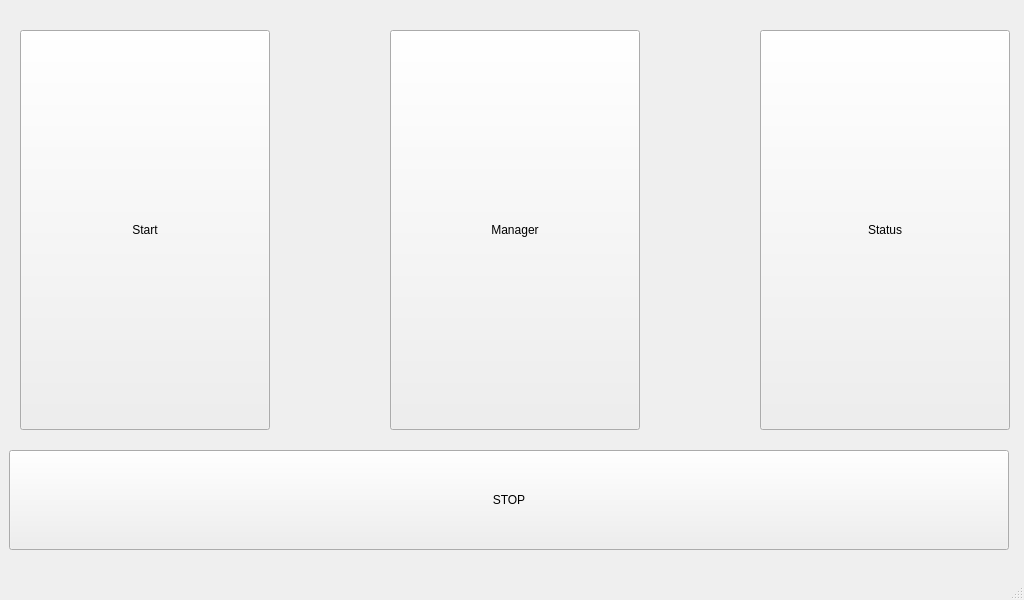
The window that ui_workspace/home.ui (chohs1221/Capstone_Project) describes before a commit, drawn with Qt 5.
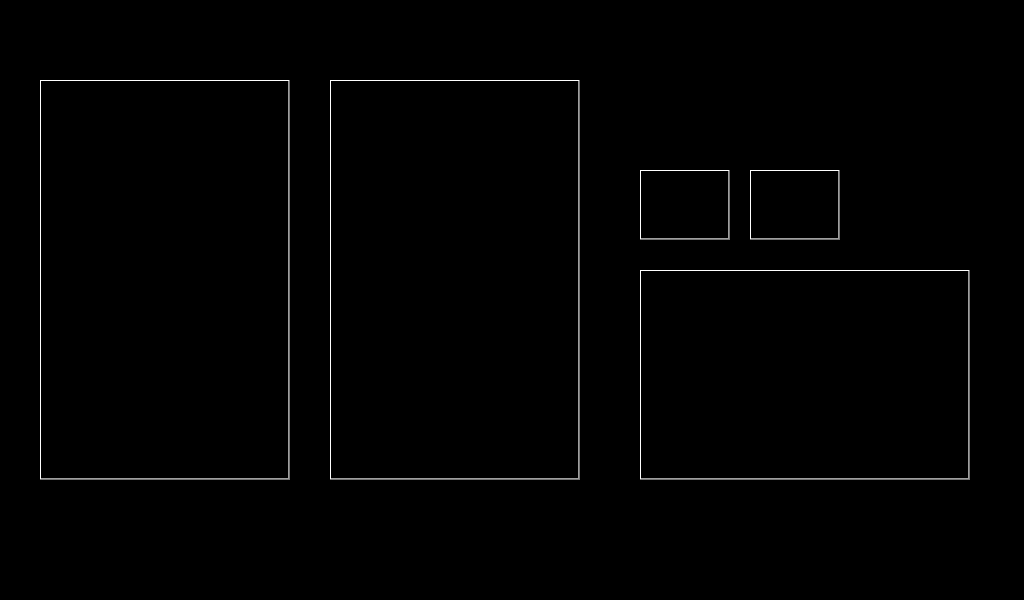
The same window after the commit. Icons and pictures are not drawn.

Patch:
```diff
--- a/ui_workspace/home.ui
+++ b/ui_workspace/home.ui
@@ -16,12 +16,15 @@
   <property name="windowTitle">
    <string>MainWindow</string>
   </property>
+  <property name="styleSheet">
+   <string notr="true">background-color: qlineargradient(spread:pad, x1:1, y1:1, x2:1, y2:1, stop:0 rgba(0, 0, 0, 255), stop:1 rgba(255, 255, 255, 255));</string>
+  </property>
   <widget class="QWidget" name="centralwidget">
    <widget class="QPushButton" name="q_btn_manager">
     <property name="geometry">
      <rect>
-      <x>390</x>
-      <y>30</y>
+      <x>330</x>
+      <y>80</y>
       <width>250</width>
       <height>400</height>
      </rect>
@@ -33,14 +36,14 @@
      <string notr="true"/>
     </property>
     <property name="text">
-     <string>Manager</string>
+     <string/>
     </property>
    </widget>
    <widget class="QPushButton" name="q_btn_start">
     <property name="geometry">
      <rect>
-      <x>20</x>
-      <y>30</y>
+      <x>40</x>
+      <y>80</y>
       <width>250</width>
       <height>400</height>
      </rect>
@@ -52,39 +55,166 @@
      <string notr="true"/>
     </property>
     <property name="text">
-     <string>Start</string>
-    </property>
-   </widget>
-   <widget class="QPushButton" name="q_btn_status">
-    <property name="geometry">
-     <rect>
-      <x>760</x>
-      <y>30</y>
-      <width>250</width>
-      <height>400</height>
-     </rect>
-    </property>
-    <property name="cursor">
-     <cursorShape>BlankCursor</cursorShape>
-    </property>
-    <property name="text">
-     <string>Status</string>
+     <string/>
     </property>
    </widget>
    <widget class="QPushButton" name="q_btn_stop">
     <property name="geometry">
      <rect>
-      <x>9</x>
-      <y>450</y>
-      <width>1000</width>
-      <height>100</height>
+      <x>640</x>
+      <y>270</y>
+      <width>330</width>
+      <height>210</height>
      </rect>
     </property>
     <property name="cursor">
      <cursorShape>BlankCursor</cursorShape>
     </property>
+    <property name="styleSheet">
+     <string notr="true">border-image: url(:/img_btn/img_stop.jpg);</string>
+    </property>
     <property name="text">
-     <string>STOP</string>
+     <string/>
+    </property>
+   </widget>
+   <widget class="QLabel" name="label_2">
+    <property name="geometry">
+     <rect>
+      <x>870</x>
+      <y>90</y>
+      <width>81</width>
+      <height>17</height>
+     </rect>
+    </property>
+    <property name="cursor">
+     <cursorShape>ArrowCursor</cursorShape>
+    </property>
+    <property name="text">
+     <string>소독액 수위</string>
+    </property>
+   </widget>
+   <widget class="QLabel" name="label">
+    <property name="geometry">
+     <rect>
+      <x>650</x>
+      <y>90</y>
+      <width>67</width>
+      <height>17</height>
+     </rect>
+    </property>
+    <property name="cursor">
+     <cursorShape>ArrowCursor</cursorShape>
+    </property>
+    <property name="text">
+     <string>일일 누적</string>
+    </property>
+    <property name="alignment">
+     <set>Qt::AlignCenter</set>
+    </property>
+   </widget>
+   <widget class="QLabel" name="q_lb_accumulate">
+    <property name="geometry">
+     <rect>
+      <x>760</x>
+      <y>130</y>
+      <width>67</width>
+      <height>17</height>
+     </rect>
+    </property>
+    <property name="cursor">
+     <cursorShape>ArrowCursor</cursorShape>
+    </property>
+    <property name="text">
+     <string>-</string>
+    </property>
+    <property name="alignment">
+     <set>Qt::AlignCenter</set>
+    </property>
+   </widget>
+   <widget class="QLabel" name="q_lb_daily">
+    <property name="geometry">
+     <rect>
+      <x>650</x>
+      <y>130</y>
+      <width>67</width>
+      <height>17</height>
+     </rect>
+    </property>
+    <property name="cursor">
+     <cursorShape>ArrowCursor</cursorShape>
+    </property>
+    <property name="text">
+     <string>-</string>
+    </property>
+    <property name="alignment">
+     <set>Qt::AlignCenter</set>
+    </property>
+   </widget>
+   <widget class="QPushButton" name="q_btn_resetA">
+    <property name="geometry">
+     <rect>
+      <x>750</x>
+      <y>170</y>
+      <width>90</width>
+      <height>70</height>
+     </rect>
+    </property>
+    <property name="cursor">
+     <cursorShape>ArrowCursor</cursorShape>
+    </property>
+    <property name="text">
+     <string/>
+    </property>
+   </widget>
+   <widget class="QLabel" name="q_lb_level">
+    <property name="geometry">
+     <rect>
+      <x>870</x>
+      <y>130</y>
+      <width>80</width>
+      <height>110</height>
+     </rect>
+    </property>
+    <property name="cursor">
+     <cursorShape>ArrowCursor</cursorShape>
+    </property>
+    <property name="text">
+     <string/>
+    </property>
+   </widget>
+   <widget class="QLabel" name="label_1">
+    <property name="geometry">
+     <rect>
+      <x>740</x>
+      <y>90</y>
+      <width>101</width>
+      <height>17</height>
+     </rect>
+    </property>
+    <property name="cursor">
+     <cursorShape>ArrowCursor</cursorShape>
+    </property>
+    <property name="text">
+     <string>주간 누적</string>
+    </property>
+    <property name="alignment">
+     <set>Qt::AlignCenter</set>
+    </property>
+   </widget>
+   <widget class="QPushButton" name="q_btn_resetD">
+    <property name="geometry">
+     <rect>
+      <x>640</x>
+      <y>170</y>
+      <width>90</width>
+      <height>70</height>
+     </rect>
+    </property>
+    <property name="cursor">
+     <cursorShape>ArrowCursor</cursorShape>
+    </property>
+    <property name="text">
+     <string/>
     </property>
    </widget>
   </widget>
```
Left out of the diff: 18 changed lines with no effect on the pictures.
